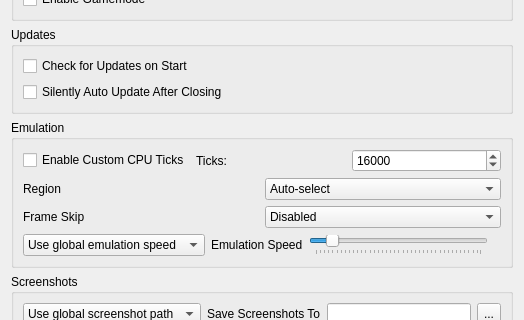
rtiangha/bravely-offline-citra, file src/citra_qt/configuration/configure_general.ui: the form before one commit; both pictures show x 0 to 524 and y 155 to 475 of the 524 by 578 pixel window.
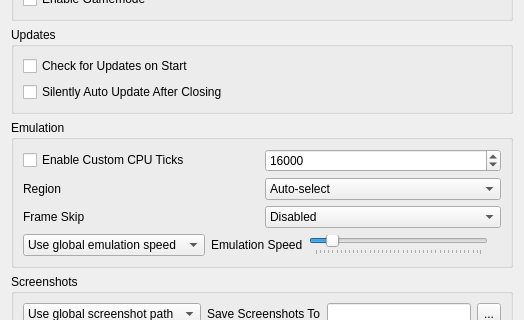
The form after the commit.

Commit message: Remove extra label

The edit to the form file:
```diff
--- a/src/citra_qt/configuration/configure_general.ui
+++ b/src/citra_qt/configuration/configure_general.ui
@@ -101,13 +101,6 @@
             </property>
            </widget>
           </item>
-          <item>
-           <widget class="QLabel" name="label_2">
-            <property name="text">
-             <string>Ticks:</string>
-            </property>
-           </widget>
-          </item>
           <item>
            <widget class="QSpinBox" name="custom_cpu_ticks_spinbox">
             <property name="minimum">
```
